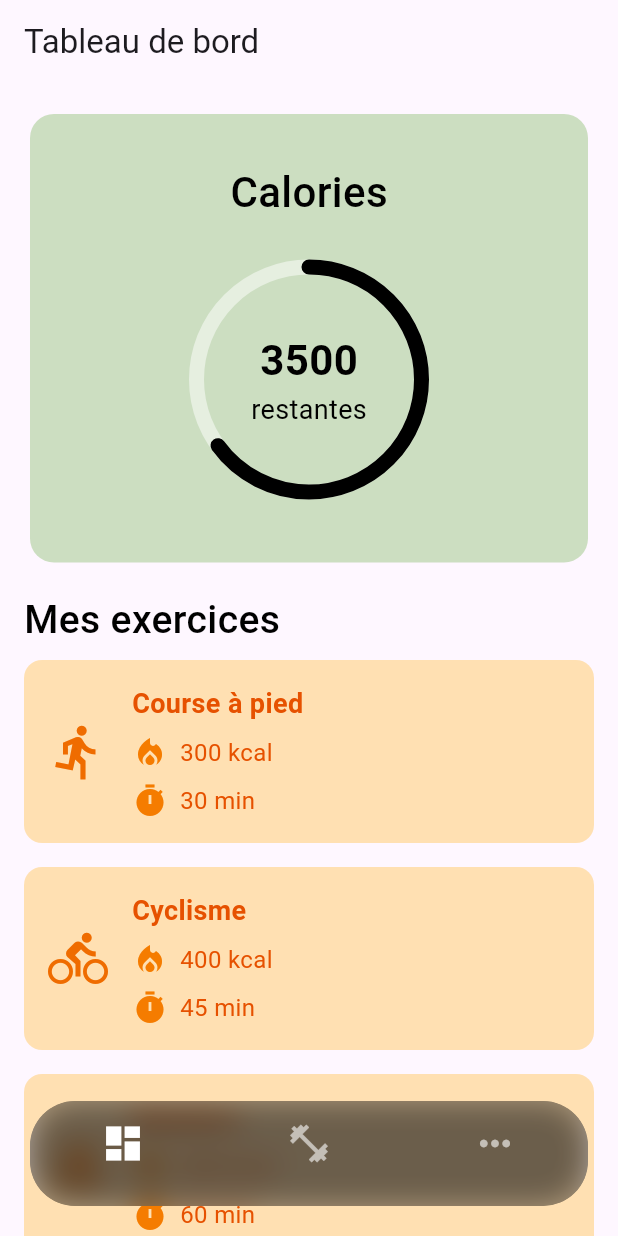
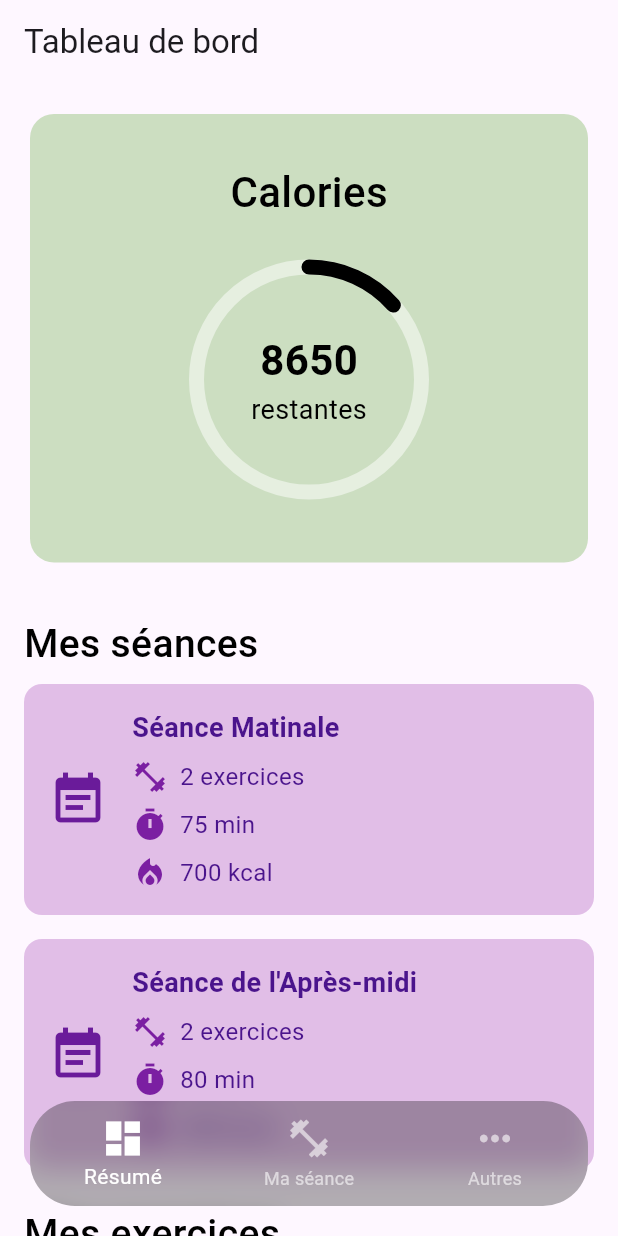
Before and after one commit to FYC-TrackFit/TrackFit, a Flutter app: the screen it shows after launch, on a phone screen of 412 x 824 dp. Run offline on Flutter 3.47's test engine with Material 3 defaults, Android fonts, the phone set to English and light mode, and no system bars.

Commit message:
Ajout relation + mes séances

```diff
--- a/lib/main.dart
+++ b/lib/main.dart
@@ -71,11 +71,11 @@ class _MyHomePageState extends State<MyHomePage> {
       child: Container(
         height: 70, // Hauteur de la barre
         decoration: BoxDecoration(
-          color: Colors.black
-              .withOpacity(0.4), // Couleur noire avec opacité de 0.6
+          // Couleur noire avec opacité de 0.6
           borderRadius: BorderRadius.circular(30), // Coins arrondis
         ),
         child: Stack(
+          alignment: AlignmentDirectional.center,
           children: [
             // Arrière-plan avec effet de flou
             BackdropFilter(
@@ -88,33 +88,31 @@ class _MyHomePageState extends State<MyHomePage> {
             ),
             // Contenu de la BottomNavigationBar
             BottomNavigationBar(
-              backgroundColor: Colors
-                  .transparent, // Fond transparent pour montrer le flou en dessous
-              elevation: 0, // Retirer l'ombre de la BottomNavigationBar
+              backgroundColor: Colors.transparent,
+              // Fond transparent pour montrer le flou en dessous
+              elevation: 0,
+              // Retirer l'ombre de la BottomNavigationBar
               type: BottomNavigationBarType.fixed,
-              selectedItemColor:
-                  Colors.white, // Couleur de l'élément sélectionné
-              unselectedItemColor: Colors.white
-                  .withOpacity(0.6), // Couleur des éléments non sélectionnés
-              selectedFontSize: 0, // Supprime l'espace pris par les labels
-              unselectedFontSize: 0, // Supprime l'espace pris par les labels
-              iconSize: 30, // Ajuste la taille des icônes
-              showSelectedLabels: false, // Supprime l'affichage des labels
-              showUnselectedLabels: false, // Supprime l'affichage des labels
+              selectedItemColor: Colors.white,
+              // Couleur de l'élément sélectionné
+              unselectedItemColor: Colors.white.withOpacity(0.6),
+              // Couleur des éléments non sélectionnés
+              iconSize: 30,
+              // Ajuste la taille des icônes
               currentIndex: _selectedIndex,
               onTap: _onItemTapped,
               items: const [
                 BottomNavigationBarItem(
                   icon: Icon(Icons.dashboard),
-                  label: '', // Supprime le label
+                  label: 'Résumé', // Supprime le label
                 ),
                 BottomNavigationBarItem(
                   icon: Icon(Icons.fitness_center),
-                  label: '', // Supprime le label
+                  label: 'Ma séance', // Supprime le label
                 ),
                 BottomNavigationBarItem(
                   icon: Icon(Icons.more_horiz),
-                  label: '', // Supprime le label
+                  label: 'Autres', // Supprime le label
                 ),
               ],
             ),
--- a/lib/models/exercice.dart
+++ b/lib/models/exercice.dart
@@ -1,17 +1,19 @@
 import 'package:flutter/material.dart';
+
+import 'type_exercice.dart';
 
 class Exercice {
   final int id;
   final String libelle;
   final Duration dureeRealisee;
   final int caloriePerdue;
-  final IconData iconType;
+  final TypeExercice typeExercice;
 
   Exercice({
     required this.id,
     required this.libelle,
     required this.dureeRealisee,
     required this.caloriePerdue,
-    required this.iconType
+    required this.typeExercice,
   });
 }
--- a/lib/models/sceance.dart
+++ b/lib/models/seance.dart
@@ -1,13 +1,17 @@
-class Sceance {
+import 'exercice.dart';
+
+class Seance {
   final int id;
   final String libelle;
   final DateTime date;
   final int objectifCalorie;
+  final List<Exercice> exercices;
 
-  Sceance({
+  Seance({
     required this.id,
     required this.libelle,
     required this.date,
     required this.objectifCalorie,
+    required this.exercices,
   });
 }
--- a/lib/models/type_exercice.dart
+++ b/lib/models/type_exercice.dart
@@ -1,13 +1,20 @@
+import 'categorie_exercice.dart';
+import 'package:flutter/material.dart';
+
 class TypeExercice {
   final int id;
   final String libelle;
   final Duration objectifDuree;
   final int objectifCalorie;
+  final CategorieExercice categorieExercice;
+  final IconData iconType;
 
   TypeExercice({
     required this.id,
     required this.libelle,
     required this.objectifDuree,
     required this.objectifCalorie,
+    required this.categorieExercice,
+    required this.iconType,
   });
 }
--- a/lib/screens/dashboard_screen.dart
+++ b/lib/screens/dashboard_screen.dart
@@ -2,115 +2,144 @@ import 'package:flutter/material.dart';
 import '../widgets/calories_summary_card.dart';
 import '../widgets/exercise_card.dart';
 import '../models/exercice.dart';
+import '../models/seance.dart';
+import '../models/type_exercice.dart';
+import '../models/categorie_exercice.dart';
+import '../widgets/seance_card.dart'; // Import du widget SeanceCard
 
 class DashboardScreen extends StatelessWidget {
-  // Données d'exemple pour les exercices
-  final List<Exercice> exercises = [
-    Exercice(
+  DashboardScreen({super.key}) {
+    initializeData();
+  }
+
+  // Données d'exemple pour les catégories d'exercice
+  final CategorieExercice cardioCategory = CategorieExercice(
+    id: 1,
+    libelle: 'Cardio',
+  );
+
+  final CategorieExercice strengthCategory = CategorieExercice(
+    id: 2,
+    libelle: 'Musculation',
+  );
+
+  // Données d'exemple pour les types d'exercice
+  late final TypeExercice runningType;
+  late final TypeExercice cyclingType;
+  late final TypeExercice swimmingType;
+  late final TypeExercice walkingType;
+
+  // Liste des exercices
+  final List<Exercice> exercises = [];
+
+  // Liste des séances
+  final List<Seance> seances = [];
+
+  void initializeData() {
+    // Initialisation des types d'exercice
+    runningType = TypeExercice(
+      id: 1,
+      libelle: 'Course à pied',
+      objectifDuree: const Duration(minutes: 30),
+      objectifCalorie: 300,
+      categorieExercice: cardioCategory,
+      iconType: Icons.directions_run,
+    );
+
+    cyclingType = TypeExercice(
+      id: 2,
+      libelle: 'Cyclisme',
+      objectifDuree: const Duration(minutes: 45),
+      objectifCalorie: 400,
+      categorieExercice: cardioCategory,
+      iconType: Icons.directions_bike,
+    );
+
+    swimmingType = TypeExercice(
+      id: 3,
+      libelle: 'Natation',
+      objectifDuree: const Duration(minutes: 60),
+      objectifCalorie: 500,
+      categorieExercice: cardioCategory,
+      iconType: Icons.pool,
+    );
+
+    walkingType = TypeExercice(
+      id: 4,
+      libelle: 'Marche',
+      objectifDuree: const Duration(minutes: 20),
+      objectifCalorie: 150,
+      categorieExercice: cardioCategory,
+      iconType: Icons.directions_walk,
+    );
+
+    // Initialisation des exercices
+    final Exercice runningExercise = Exercice(
       id: 1,
       libelle: 'Course à pied',
       dureeRealisee: const Duration(minutes: 30),
       caloriePerdue: 300,
-      iconType: Icons.directions_run, // Icône pour la course à pied
-    ),
-    Exercice(
+      typeExercice: runningType,
+    );
+
+    final Exercice cyclingExercise = Exercice(
       id: 2,
       libelle: 'Cyclisme',
       dureeRealisee: const Duration(minutes: 45),
       caloriePerdue: 400,
-      iconType: Icons.directions_bike, // Icône pour le cyclisme
-    ),
-    Exercice(
+      typeExercice: cyclingType,
+    );
+
+    final Exercice swimmingExercise = Exercice(
       id: 3,
       libelle: 'Natation',
       dureeRealisee: const Duration(minutes: 60),
       caloriePerdue: 500,
-      iconType: Icons.pool, // Icône pour la natation
-    ),
-    Exercice(
+      typeExercice: swimmingType,
+    );
+
+    final Exercice walkingExercise = Exercice(
       id: 4,
       libelle: 'Marche',
       dureeRealisee: const Duration(minutes: 20),
       caloriePerdue: 150,
-      iconType: Icons.directions_walk, // Icône pour la marche
-    ),
-    Exercice(
-      id: 5,
-      libelle: 'Musculation',
-      dureeRealisee: const Duration(minutes: 40),
-      caloriePerdue: 350,
-      iconType: Icons.fitness_center, // Icône pour la musculation
-    ),
-    Exercice(
-      id: 6,
-      libelle: 'Yoga',
-      dureeRealisee: const Duration(minutes: 50),
-      caloriePerdue: 200,
-      iconType: Icons.self_improvement, // Icône pour le yoga
-    ),
-    Exercice(
-      id: 7,
-      libelle: 'Tennis',
-      dureeRealisee: const Duration(minutes: 90),
-      caloriePerdue: 600,
-      iconType: Icons.sports_tennis, // Icône pour le tennis
-    ),
-    Exercice(
-      id: 8,
-      libelle: 'Basketball',
-      dureeRealisee: const Duration(minutes: 60),
-      caloriePerdue: 500,
-      iconType: Icons.sports_basketball, // Icône pour le basketball
-    ),
-    Exercice(
-      id: 9,
-      libelle: 'Football',
-      dureeRealisee: const Duration(minutes: 90),
-      caloriePerdue: 700,
-      iconType: Icons.sports_soccer, // Icône pour le football
-    ),
-    Exercice(
-      id: 10,
-      libelle: 'Boxe',
-      dureeRealisee: const Duration(minutes: 60),
-      caloriePerdue: 650,
-      iconType: Icons.sports_mma, // Icône pour la boxe
-    ),
-    Exercice(
-      id: 11,
-      libelle: 'Danse',
-      dureeRealisee: const Duration(minutes: 45),
-      caloriePerdue: 300,
-      iconType: Icons.music_note, // Icône pour la danse
-    ),
-    Exercice(
-      id: 12,
-      libelle: 'Escalade',
-      dureeRealisee: const Duration(minutes: 60),
-      caloriePerdue: 700,
-      iconType: Icons.terrain, // Icône pour l'escalade
-    ),
-    Exercice(
-      id: 13,
-      libelle: 'Ski',
-      dureeRealisee: const Duration(minutes: 120),
-      caloriePerdue: 900,
-      iconType: Icons.downhill_skiing, // Icône pour le ski
-    ),
-    Exercice(
-      id: 14,
-      libelle: 'Golf',
-      dureeRealisee: const Duration(minutes: 90),
-      caloriePerdue: 250,
-      iconType: Icons.sports_golf, // Icône pour le golf
-    ),
-  ];
+      typeExercice: walkingType,
+    );
+
+    exercises.addAll([
+      runningExercise,
+      cyclingExercise,
+      swimmingExercise,
+      walkingExercise,
+    ]);
+
+    // Initialisation des séances
+    final Seance seance1 = Seance(
+      id: 1,
+      libelle: 'Séance Matinale',
+      date: DateTime.now(),
+      objectifCalorie: 700,
+      exercices: [runningExercise, cyclingExercise],
+    );
+
+    final Seance seance2 = Seance(
+      id: 2,
+      libelle: 'Séance de l\'Après-midi',
+      date: DateTime.now(),
+      objectifCalorie: 650,
+      exercices: [swimmingExercise, walkingExercise],
+    );
+
+    seances.addAll([seance1, seance2]);
+  }
 
   @override
   Widget build(BuildContext context) {
     // Calcul du total des calories brûlées
     int totalCalories = exercises.fold(
-        0, (previousValue, element) => previousValue + element.caloriePerdue);
+      0,
+          (previousValue, element) => previousValue + element.caloriePerdue,
+    );
 
     return Scaffold(
       appBar: AppBar(
@@ -119,12 +148,29 @@ class DashboardScreen extends StatelessWidget {
       body: SingleChildScrollView(
         child: Column(
           crossAxisAlignment: CrossAxisAlignment.start,
-          // Aligner tous les éléments à gauche
           children: [
             CaloriesSummaryCard(totalCalories: totalCalories),
             const Padding(
-              padding: EdgeInsets.only(left: 16.0),
-              // Ajoute une marge de 16 pixels à gauche
+              padding: EdgeInsets.only(left: 16.0, top: 16.0),
+              child: Text(
+                'Mes séances',
+                style: TextStyle(
+                  fontSize: 26,
+                  fontWeight: FontWeight.w500,
+                  color: Colors.black,
+                ),
+              ),
+            ),
+            ListView.builder(
+              shrinkWrap: true,
+              physics: const NeverScrollableScrollPhysics(),
+              itemCount: seances.length,
+              itemBuilder: (context, index) {
+                return SeanceCard(seance: seances[index]);
+              },
+            ),
+            const Padding(
+              padding: EdgeInsets.only(left: 16.0, top: 16.0),
               child: Text(
                 'Mes exercices',
                 style: TextStyle(
@@ -142,6 +188,9 @@ class DashboardScreen extends StatelessWidget {
                 return ExerciseCard(exercise: exercises[index]);
               },
             ),
+            const SizedBox(
+              height: 100,
+            )
           ],
         ),
       ),
--- /dev/null
+++ b/lib/widgets/seance_card.dart
@@ -0,0 +1,105 @@
+import 'package:flutter/material.dart';
+import '../models/seance.dart';
+
+class SeanceCard extends StatelessWidget {
+  final Seance seance;
+
+  const SeanceCard({Key? key, required this.seance}) : super(key: key);
+
+  @override
+  Widget build(BuildContext context) {
+    // Calcul de la durée totale et des calories totales
+    final totalDuration = seance.exercices.fold(
+      Duration.zero,
+          (previousValue, element) => previousValue + element.dureeRealisee,
+    );
+
+    final totalCalories = seance.exercices.fold(
+      0,
+          (previousValue, element) => previousValue + element.caloriePerdue,
+    );
+
+    return Container(
+      margin: const EdgeInsets.symmetric(vertical: 8, horizontal: 16),
+      padding: const EdgeInsets.all(16),
+      decoration: BoxDecoration(
+        color: Colors.purple[100],
+        borderRadius: BorderRadius.circular(12),
+      ),
+      child: Row(
+        crossAxisAlignment: CrossAxisAlignment.center,
+        children: [
+          // Icône représentant la séance
+          Icon(
+            Icons.event_note,
+            size: 40,
+            color: Colors.purple[800],
+          ),
+          const SizedBox(width: 16),
+          // Colonne contenant les informations
+          Expanded(
+            child: Column(
+              crossAxisAlignment: CrossAxisAlignment.start,
+              children: [
+                // Nom de la séance
+                Text(
+                  seance.libelle,
+                  style: TextStyle(
+                    fontSize: 18,
+                    fontWeight: FontWeight.bold,
+                    color: Colors.purple[900],
+                  ),
+                ),
+                const SizedBox(height: 8),
+                // Nombre d'exercices
+                Row(
+                  children: [
+                    Icon(Icons.fitness_center, color: Colors.purple[700]),
+                    const SizedBox(width: 8),
+                    Text(
+                      '${seance.exercices.length} exercices',
+                      style: TextStyle(
+                        fontSize: 16,
+                        color: Colors.purple[900],
+                      ),
+                    ),
+                  ],
+                ),
+                const SizedBox(height: 8),
+                // Durée totale
+                Row(
+                  children: [
+                    Icon(Icons.timer, color: Colors.purple[700]),
+                    const SizedBox(width: 8),
+                    Text(
+                      '${totalDuration.inMinutes} min',
+                      style: TextStyle(
+                        fontSize: 16,
+                        color: Colors.purple[900],
+                      ),
+                    ),
+                  ],
+                ),
+                const SizedBox(height: 8),
+                // Calories totales
+                Row(
+                  children: [
+                    Icon(Icons.local_fire_department, color: Colors.purple[700]),
+                    const SizedBox(width: 8),
+                    Text(
+                      '$totalCalories kcal',
+                      style: TextStyle(
+                        fontSize: 16,
+                        color: Colors.purple[900],
+                      ),
+                    ),
+                  ],
+                ),
+              ],
+            ),
+          ),
+        ],
+      ),
+    );
+  }
+}
```
Also changed, not shown: lib/models/sportif.dart (+9 -1 lines), lib/widgets/exercise_card.dart (+113 -15 lines).
